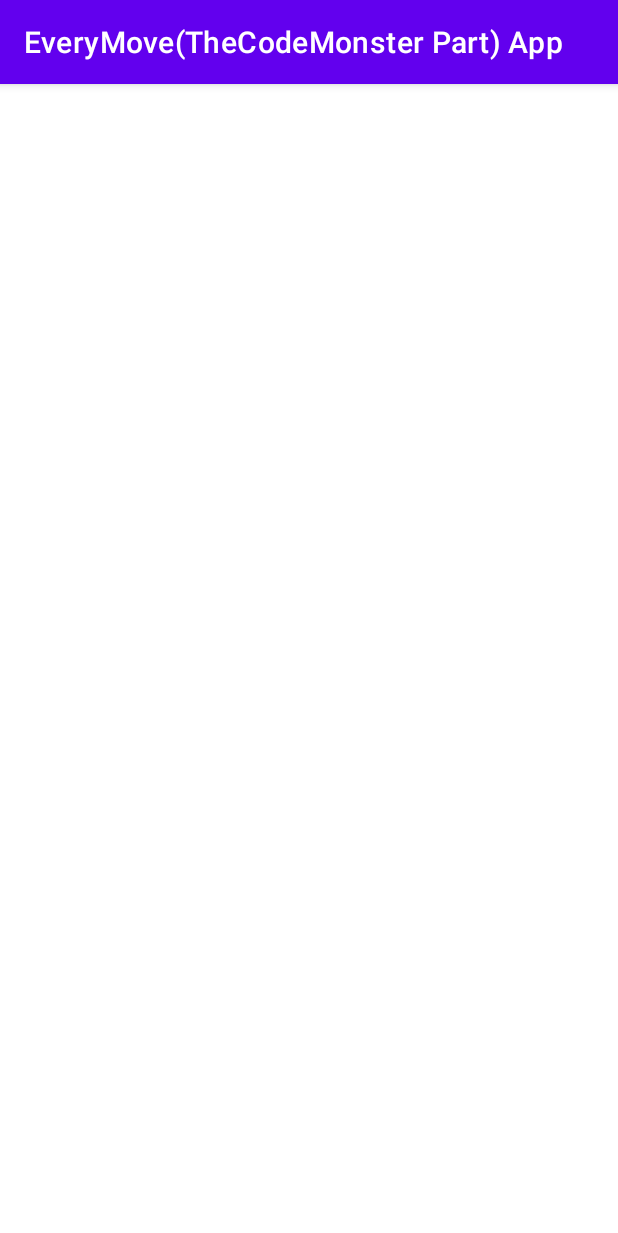
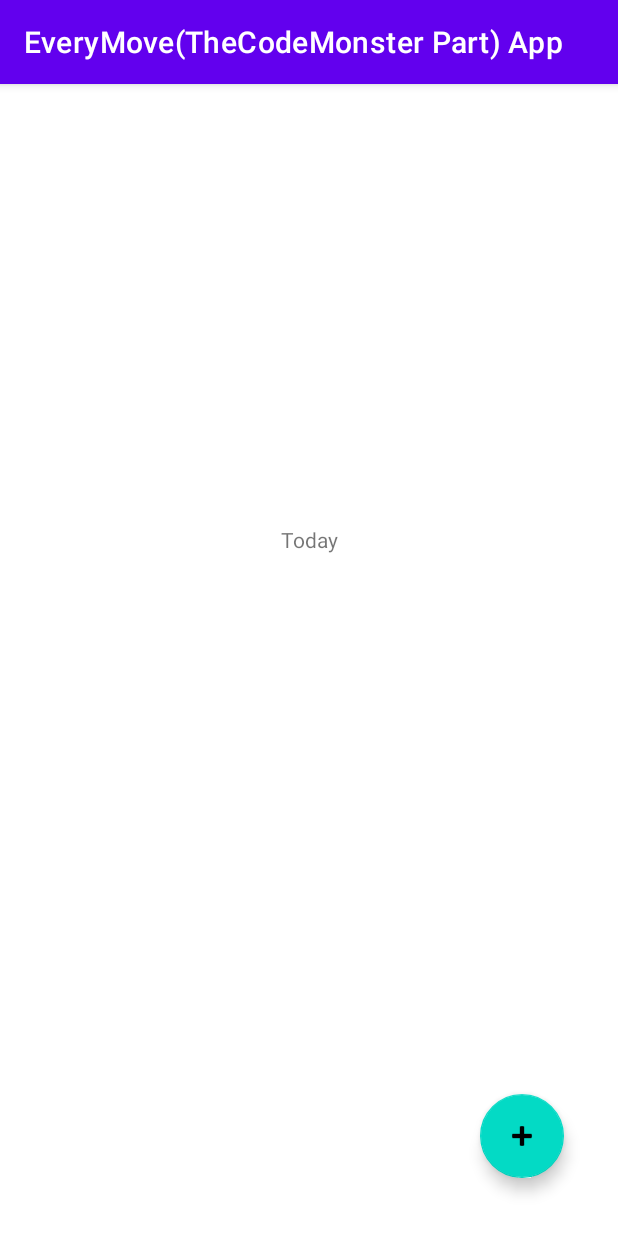
Before and after one commit to thecodemonster1/EveryMove_App, an Android app: the TodayTestAct screen opened directly, with no data from a screen before it, on a phone screen of 412 x 824 dp. Shown: the top 1233 px of the screen. Run offline under Robolectric (Android 15) with nearby library versions, the phone set to English and light mode, and no system bars; Roboto replaces fonts that are not available here.

Commit message:
some updates

```diff
--- a/app/src/main/java/com/example/everymovethecodemonsterpartapp/TodayTestAct.java
+++ b/app/src/main/java/com/example/everymovethecodemonsterpartapp/TodayTestAct.java
@@ -4,11 +4,17 @@ import androidx.appcompat.app.AppCompatActivity;
 
 import android.os.Bundle;
 
+import com.google.android.material.floatingactionbutton.FloatingActionButton;
+
 public class TodayTestAct extends AppCompatActivity {
+    private FloatingActionButton fb;
 
     @Override
     protected void onCreate(Bundle savedInstanceState) {
         super.onCreate(savedInstanceState);
         setContentView(R.layout.activity_today_test);
+
+
+
     }
 }
--- a/app/src/main/res/layout/activity_today_test.xml
+++ b/app/src/main/res/layout/activity_today_test.xml
@@ -6,4 +6,26 @@
     android:layout_height="match_parent"
     tools:context=".TodayTestAct">
 
+    <TextView
+        android:id="@+id/textView"
+        android:layout_width="wrap_content"
+        android:layout_height="wrap_content"
+        android:layout_marginTop="294dp"
+        android:text="Today"
+        app:layout_constraintEnd_toEndOf="parent"
+        app:layout_constraintStart_toStartOf="parent"
+        app:layout_constraintTop_toTopOf="parent" />
+
+    <com.google.android.material.floatingactionbutton.FloatingActionButton
+        android:id="@+id/fadd"
+        android:layout_width="wrap_content"
+        android:layout_height="wrap_content"
+        android:clickable="true"
+        app:layout_constraintBottom_toBottomOf="parent"
+        app:layout_constraintEnd_toEndOf="parent"
+        app:layout_constraintHorizontal_bias="0.898"
+        app:layout_constraintStart_toStartOf="parent"
+        app:layout_constraintTop_toTopOf="parent"
+        app:layout_constraintVertical_bias="0.946"
+        app:srcCompat="@android:drawable/ic_input_add" />
 </androidx.constraintlayout.widget.ConstraintLayout>
```
Also changed, not shown: app/src/main/java/com/example/everymovethecodemonsterpartapp/DailyDataInput.java (+22 -14 lines), app/src/main/res/layout/activity_daily_data_input.xml (+5 -5 lines).
